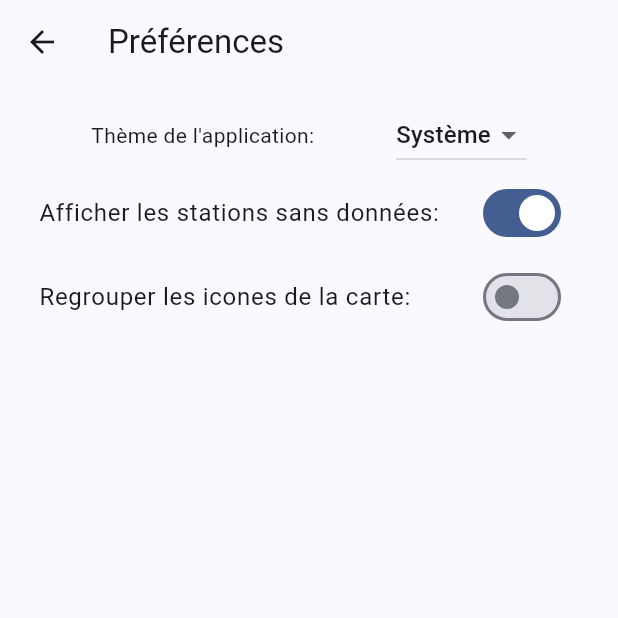
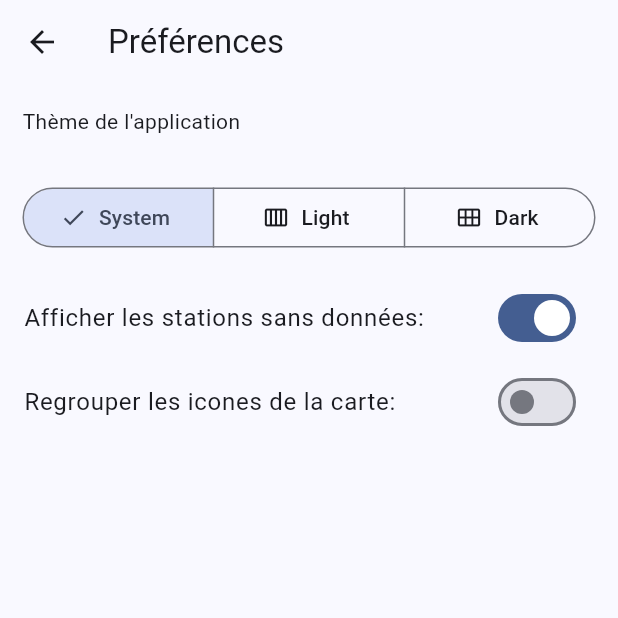
Before and after one commit to Chonli/snow_weather_info, a Flutter app: the PreferencePage screen opened directly, on a phone screen of 412 x 824 dp, the top half of it. Run offline on Flutter 3.47's test engine with Material 3 defaults, Android fonts, the light colour scheme and no system bars; our stand-ins replace csv, fl_chart, flutter_map, flutter_sticky_header, hooks_riverpod, latlong2 and 7 more; missing offline and left inert: dart_rss, flutter_map_marker_cluster; accounts and stored records are empty; generated files the repository leaves out were written again; network calls fail; statements that could not run were skipped.

Commit message:
improve color theme selection

```diff
--- a/lib/modules/settings/preference_page.dart
+++ b/lib/modules/settings/preference_page.dart
@@ -1,7 +1,6 @@
 import 'package:flutter/material.dart';
 import 'package:hooks_riverpod/hooks_riverpod.dart';
 import 'package:snow_weather_info/data/sources/preferences.dart';
-import 'package:snow_weather_info/extensions/theme_mode.dart';
 
 class PreferencePage extends ConsumerWidget {
   const PreferencePage({
@@ -15,71 +14,57 @@ class PreferencePage extends ConsumerWidget {
         title: const Text('Préférences'),
       ),
       body: Center(
-        child: Container(
-          margin: const EdgeInsets.all(10),
         child: ListView(
           children: [
-              PreferenceRow(
-                text: "Thème de l'application",
-                widget: DropdownButton<ThemeMode>(
-                  value: ref.watch(themeModeSettingsProvider),
-                  onChanged: (mode) {
-                    if (mode != null) {
+            const Padding(
+              padding: EdgeInsets.all(15),
+              child: Text(
+                "Thème de l'application",
+              ),
+            ),
+            Padding(
+              padding: const EdgeInsets.all(15),
+              child: SegmentedButton<ThemeMode>(
+                segments: const <ButtonSegment<ThemeMode>>[
+                  ButtonSegment<ThemeMode>(
+                    value: ThemeMode.system,
+                    label: Text('System'),
+                    icon: Icon(Icons.calendar_view_day),
+                  ),
+                  ButtonSegment<ThemeMode>(
+                    value: ThemeMode.light,
+                    label: Text('Light'),
+                    icon: Icon(Icons.calendar_view_week),
+                  ),
+                  ButtonSegment<ThemeMode>(
+                    value: ThemeMode.dark,
+                    label: Text('Dark'),
+                    icon: Icon(Icons.calendar_view_month),
+                  ),
+                ],
+                selected: {ref.watch(themeModeSettingsProvider)},
+                onSelectionChanged: (mode) {
                   ref
                       .read(themeModeSettingsProvider.notifier)
-                          .updateThemeMode(mode);
-                    }
+                      .updateThemeMode(mode.first);
                 },
-                  items: ThemeMode.values
-                      .map<DropdownMenuItem<ThemeMode>>(
-                        (e) => DropdownMenuItem(
-                          value: e,
-                          child: Text(e.displayTitle),
-                        ),
-                      )
-                      .toList(),
               ),
             ),
             SwitchListTile(
               title: const Text('Afficher les stations sans données: '),
               value: ref.watch(showNoDataStationSettingsProvider),
-                onChanged: (_) => ref
-                    .read(showNoDataStationSettingsProvider.notifier)
-                    .update(),
+              onChanged: (_) =>
+                  ref.read(showNoDataStationSettingsProvider.notifier).update(),
             ),
             SwitchListTile(
               title: const Text('Regrouper les icones de la carte: '),
               value: ref.watch(showClusterLayerSettingsProvider),
-                onChanged: (_) => ref
-                    .read(showClusterLayerSettingsProvider.notifier)
-                    .update(),
+              onChanged: (_) =>
+                  ref.read(showClusterLayerSettingsProvider.notifier).update(),
             ),
           ],
-          ),
         ),
       ),
     );
   }
 }
-
-class PreferenceRow extends StatelessWidget {
-  const PreferenceRow({
-    super.key,
-    required this.text,
-    required this.widget,
-  });
-
-  final String text;
-  final Widget widget;
-
-  @override
-  Widget build(BuildContext context) {
-    return Row(
-      mainAxisAlignment: MainAxisAlignment.spaceEvenly,
-      children: [
-        Text('$text: '),
-        widget,
-      ],
-    );
-  }
-}
```
Lines whose indentation alone changed are shown as unchanged.
